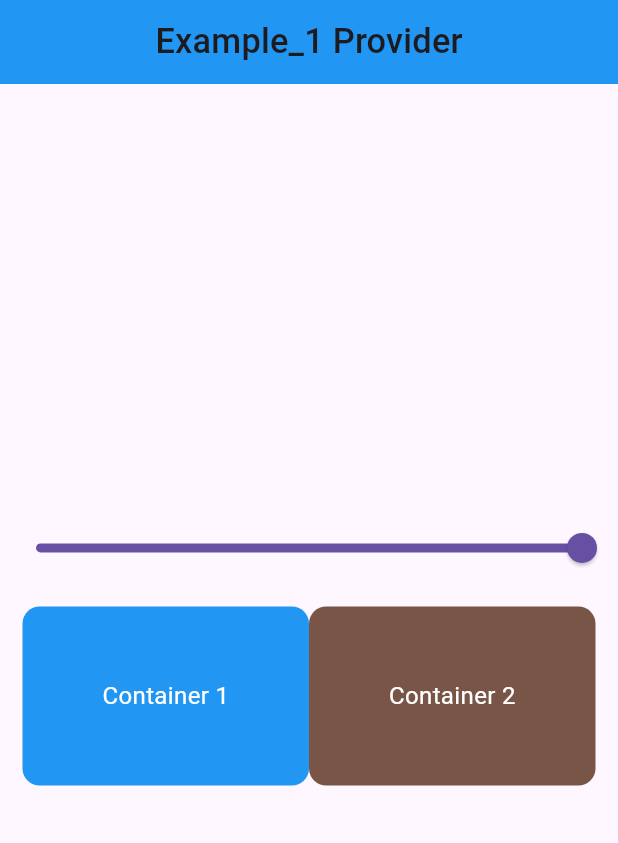
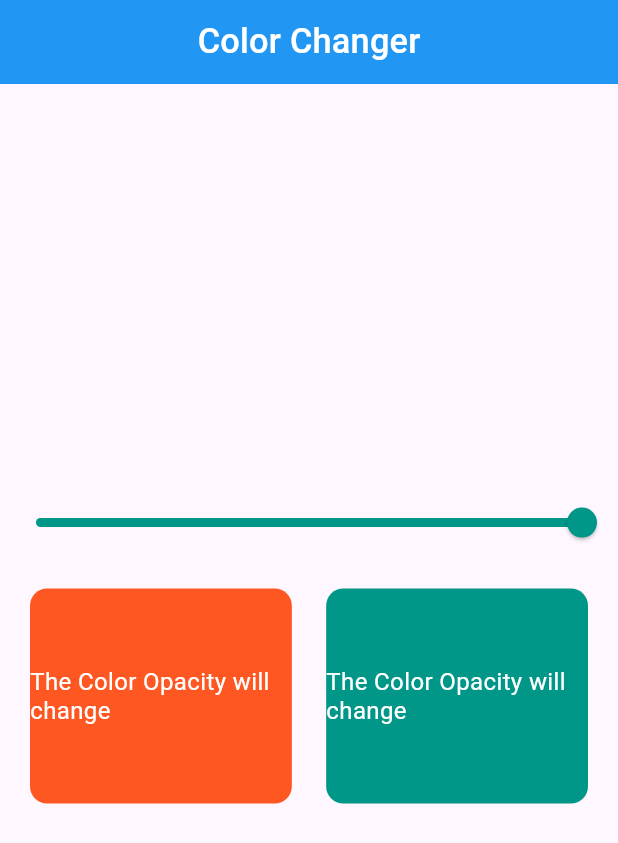
Before and after one commit to Gulshid/Flutter_developement, a Flutter app: the screen it shows after launch, on a phone screen of 412 x 824 dp. Shown: the top 843 px of the screen. Run offline on Flutter 3.47's test engine with Material 3 defaults, Android fonts, the phone set to English and light mode, and no system bars; our stand-ins replace animated_text_kit, curved_navigation_bar, flutter_screenutil, flutter_slidable, flutter_spinkit, google_fonts and 5 more; accounts and stored records are empty.

Commit message:
Practise of Color Changer is done

```diff
--- /dev/null
+++ b/flutter_dev/lib/State_Management/practise/provider/opacity_Provider.dart
@@ -0,0 +1,12 @@
+import 'package:flutter/material.dart';
+
+class OpacityProvider with ChangeNotifier {
+  double _variable = 1.0;
+  double get variable => _variable;
+
+  //function for opacity
+  void set_Color(double varia) {
+    _variable = varia;
+    notifyListeners();
+  }
+}
--- /dev/null
+++ b/flutter_dev/lib/State_Management/practise/screen/opacity_screen.dart
@@ -0,0 +1,85 @@
+import 'package:flutter/material.dart';
+import 'package:flutter_dev/State_Management/practise/provider/opacity_Provider.dart';
+import 'package:flutter_screenutil/flutter_screenutil.dart';
+import 'package:provider/provider.dart';
+
+class ColorChanger extends StatefulWidget {
+  const ColorChanger({super.key});
+
+  @override
+  State<ColorChanger> createState() => _ColorChangerState();
+}
+
+class _ColorChangerState extends State<ColorChanger> {
+  @override
+  Widget build(BuildContext context) {
+    return Scaffold(
+      appBar: AppBar(
+        title: Text('Color Changer', style: TextStyle(color: Colors.white)),
+        centerTitle: true,
+      ),
+
+      body: Column(
+        crossAxisAlignment: CrossAxisAlignment.center,
+        mainAxisAlignment: MainAxisAlignment.center,
+        children: [
+          Consumer<OpacityProvider>(
+            builder: (context, value, child) {
+              return Slider(
+                activeColor: Colors.teal,
+                inactiveColor: Colors.brown,
+                min: 0,
+                max: 1,
+                value: value.variable,
+                onChanged: (varia) {
+                  value.set_Color(varia);
+                },
+              );
+            },
+          ),
+
+          Consumer<OpacityProvider>(
+            builder: (context, value, child) {
+              return Padding(
+                padding: const EdgeInsets.all(20.0),
+                child: Row(
+                  children: [
+                    Expanded(
+                      child: Container(
+                        height: 120.h,
+                        width: 120.w,
+                        decoration: BoxDecoration(
+                          // ignore: deprecated_member_use
+                          color: Colors.deepOrange.withOpacity(value.variable),
+                          borderRadius: BorderRadius.circular(10.r),
+                        ),
+
+                        child: Center(child: Text('The Color Opacity will change')),
+                      ),
+                    ),
+                    SizedBox(width: 20.w,),
+                    Expanded(
+                      child: Container(
+                        height: 120.h,
+                        width: 120.w,
+                        decoration: BoxDecoration(
+                          // ignore: deprecated_member_use
+                          color: Colors.teal.withOpacity(value.variable),
+                          borderRadius: BorderRadius.circular(10.r),
+                        ),
+
+                        child: Center(child: Text('The Color Opacity will change')),
+                      ),
+                    ),
+
+
+                ],
+               ),
+              );
+            },
+          ),
+        ],
+      ),
+    );
+  }
+}
--- a/flutter_dev/lib/main.dart
+++ b/flutter_dev/lib/main.dart
@@ -5,8 +5,9 @@ import 'package:flutter_dev/State_Management/Provider/Exam_provider_1.dart';
 import 'package:flutter_dev/State_Management/Provider/Favourite_provider.dart';
 import 'package:flutter_dev/State_Management/Provider/count_provider.dart';
 import 'package:flutter_dev/State_Management/Provider/theme_changer_provider.dart';
-import 'package:flutter_dev/State_Management/Screen/Example_1.dart';
 import 'package:flutter_dev/State_Management/practise/provider/count_p.dart';
+import 'package:flutter_dev/State_Management/practise/provider/opacity_Provider.dart';
+import 'package:flutter_dev/State_Management/practise/screen/opacity_screen.dart';
 import 'package:flutter_screenutil/flutter_screenutil.dart';
 import 'package:provider/provider.dart';
 
@@ -62,6 +63,8 @@ class MyApp extends StatelessWidget {
             ChangeNotifierProvider(create: (_) => Theme_Changer()),
             ChangeNotifierProvider(create: (_) => auth_provider()),
             ChangeNotifierProvider(create: (_) => CountP()),
+            ChangeNotifierProvider(create: (_) => OpacityProvider()),
+
 
           ],
 
@@ -92,7 +95,7 @@ class MyApp extends StatelessWidget {
                 //     color: Colors.lightGreen
                 //   )
                 // ),
-                home:Example_1(),
+                home:ColorChanger(),
 
               );
             },
```
